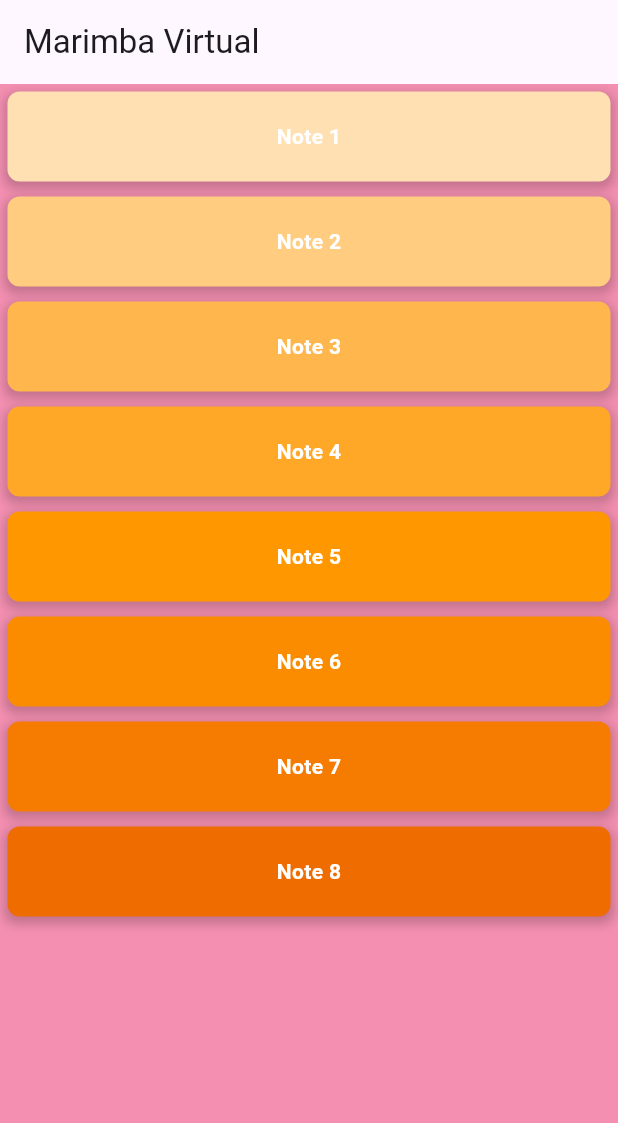
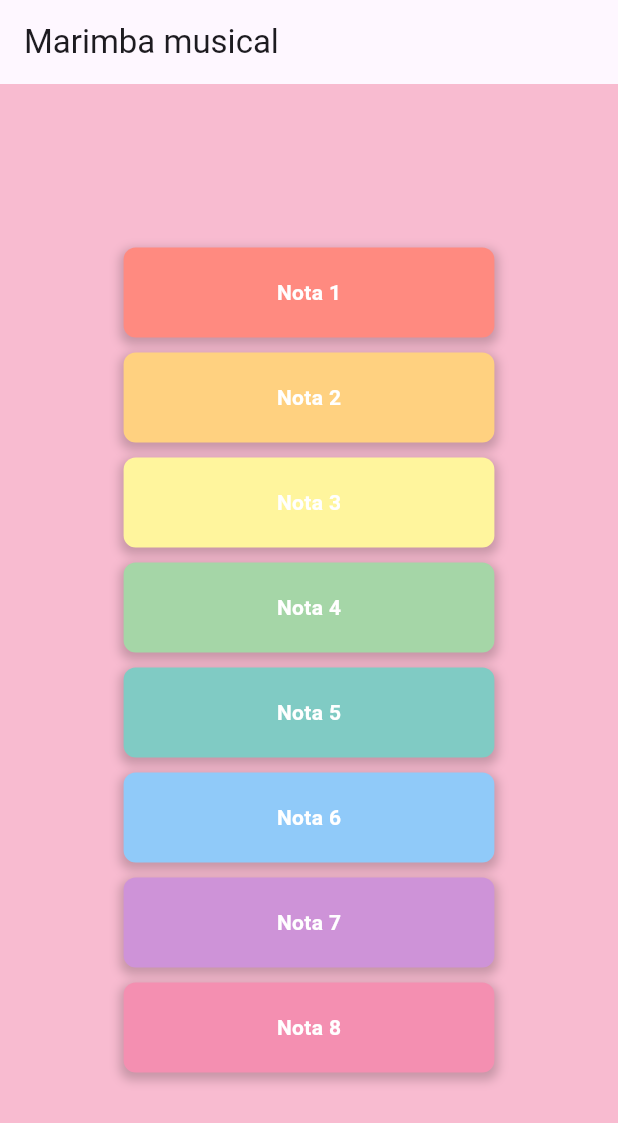
Before and after one commit to AlejandroArafi/App_marimba_musical, a Flutter app: the screen it shows after launch, on a phone screen of 412 x 824 dp. Shown: the top 1123 px of the screen. Run offline on Flutter 3.47's test engine with Material 3 defaults, Android fonts, the light colour scheme and no system bars; our stand-ins replace audioplayers.

Commit message:
audios ok

```diff
--- a/lib/main.dart
+++ b/lib/main.dart
@@ -13,10 +13,10 @@ class MainApp extends StatelessWidget {
     return MaterialApp(
       home: Scaffold(
         appBar: AppBar(
-          title: const Text('Marimba Virtual'),
+          title: const Text('Marimba musical'),
         ),
         body: const Marimba(),
-        backgroundColor: Colors.pink[200],
+        backgroundColor: Colors.pink[100],
       ),
     );
   }
@@ -28,35 +28,66 @@ class Marimba extends StatelessWidget {
   @override
   Widget build(BuildContext context) {
     final player = AudioPlayer();
+    final List<Color> noteColors = [
+      const Color(0xFFFF8A80),
+      const Color(0xFFFFD180),
+      const Color(0xFFFFF59D),
+      const Color(0xFFA5D6A7),
+      const Color(0xFF80CBC4),
+      const Color(0xFF90CAF9),
+      const Color(0xFFCE93D8),
+      const Color(0xFFF48FB1),
+    ];
+
     return Column(
+      mainAxisAlignment: MainAxisAlignment.center,
       children: List.generate(8, (index) {
         return GestureDetector(
           onTap: () {
-            player.play(AssetSource('sounds/marimba$index.mp3'));
+            final noteNumber = index + 1;
+            player.play(AssetSource('sounds/marimba$noteNumber.mp3'),
+                position: Duration.zero);
           },
-          child: Container(
+          child: Row(
+            children: [
+              const Spacer(),
+              Container(
                 margin: const EdgeInsets.all(5.0),
-            width: double.infinity,
+                width: MediaQuery.of(context).size.width * 0.6,
                 height: 60.0,
                 decoration: BoxDecoration(
-              color: Colors.orange[(index + 1) * 100],
+                  color: noteColors[index],
                   borderRadius: BorderRadius.circular(8.0),
                   boxShadow: [
                     BoxShadow(
                       color: Colors.black.withOpacity(0.2),
                       spreadRadius: 2,
                       blurRadius: 5,
-                  offset: Offset(0, 3),
-                ), // changes position of shadow
+                      offset: const Offset(0, 3),
+                    ),
                   ],
                 ),
+                child: InkWell(
+                  onTap: () {
+                    final noteNumber = index + 1;
+                    player.play(AssetSource('sounds/marimba$noteNumber.mp3'),
+                        position: Duration.zero);
+                  },
+                  splashColor: Colors.white.withOpacity(0.5),
+                  highlightColor: Colors.white.withOpacity(0.2),
                   child: Center(
                     child: Text(
-                'Note ${index + 1}',
+                      'Nota ${index + 1}',
                       style: const TextStyle(
-                    color: Colors.white, fontWeight: FontWeight.bold),
+                        color: Colors.white,
+                        fontWeight: FontWeight.bold,
                       ),
                     ),
+                  ),
+                ),
+              ),
+              const Spacer()
+            ],
           ),
         );
       }),
```
Also changed, not shown: 1 other file. Lines whose indentation alone changed are shown as unchanged.
